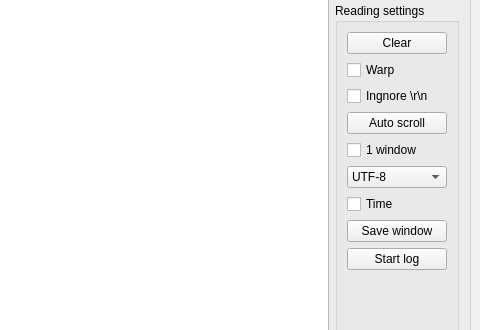
First picture: the form in VisualStudioCode/Terminal_by_ZoMbiE/mainWindow.ui, repository DamianPodrazaCode/Python_code, before the edit; both pictures show x 685 to 1165 and y 258 to 588 of the 1165 by 707 pixel window.
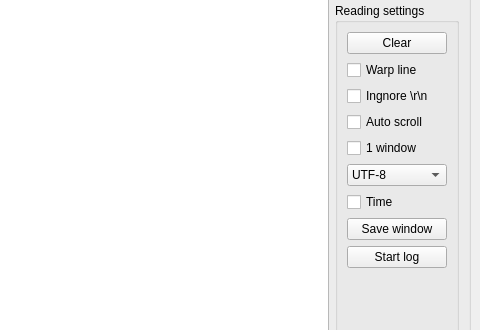
Second picture: the form after the edit.

Patch:
```diff
--- a/VisualStudioCode/Terminal_by_ZoMbiE/mainWindow.ui
+++ b/VisualStudioCode/Terminal_by_ZoMbiE/mainWindow.ui
@@ -686,13 +686,6 @@
                 </property>
                </widget>
               </item>
-              <item row="3" column="0">
-               <widget class="QPushButton" name="pbAutoScroll">
-                <property name="text">
-                 <string>Auto scroll</string>
-                </property>
-               </widget>
-              </item>
               <item row="0" column="0">
                <widget class="QPushButton" name="pbClear">
                 <property name="text">
@@ -769,7 +762,7 @@
               <item row="1" column="0">
                <widget class="QCheckBox" name="cbWarp">
                 <property name="text">
-                 <string>Warp</string>
+                 <string>Warp line</string>
                 </property>
                </widget>
               </item>
@@ -793,6 +786,13 @@
                 </property>
                </widget>
               </item>
+              <item row="3" column="0">
+               <widget class="QCheckBox" name="cbAutoScroll">
+                <property name="text">
+                 <string>Auto scroll</string>
+                </property>
+               </widget>
+              </item>
              </layout>
             </widget>
            </item>
```
